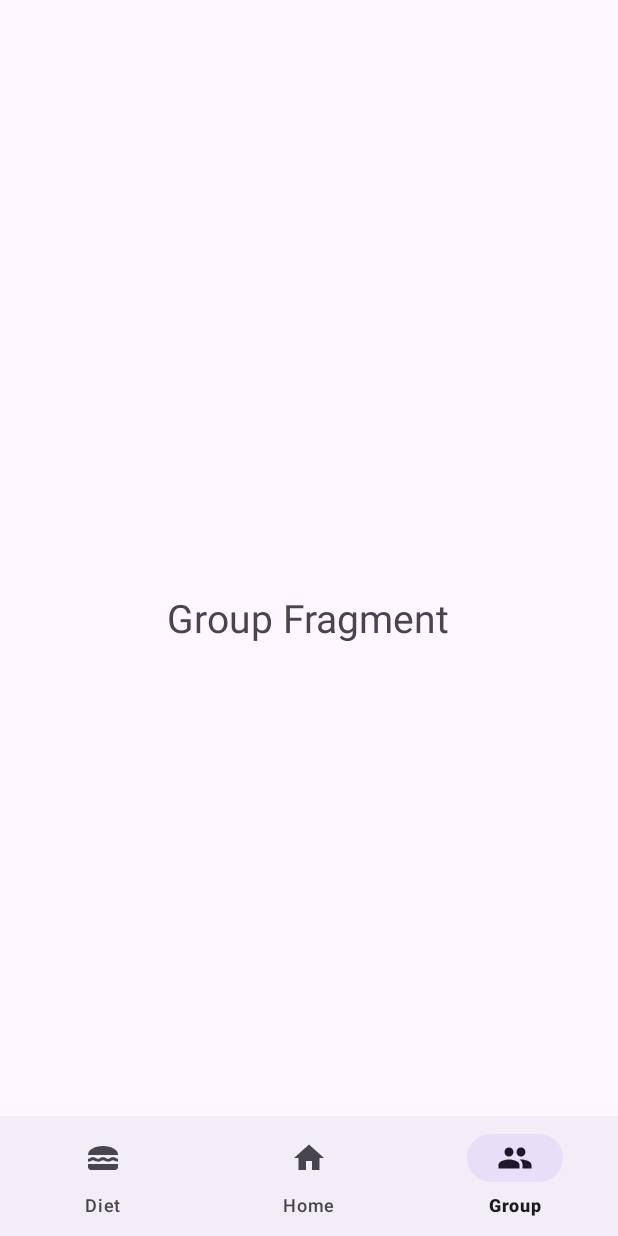
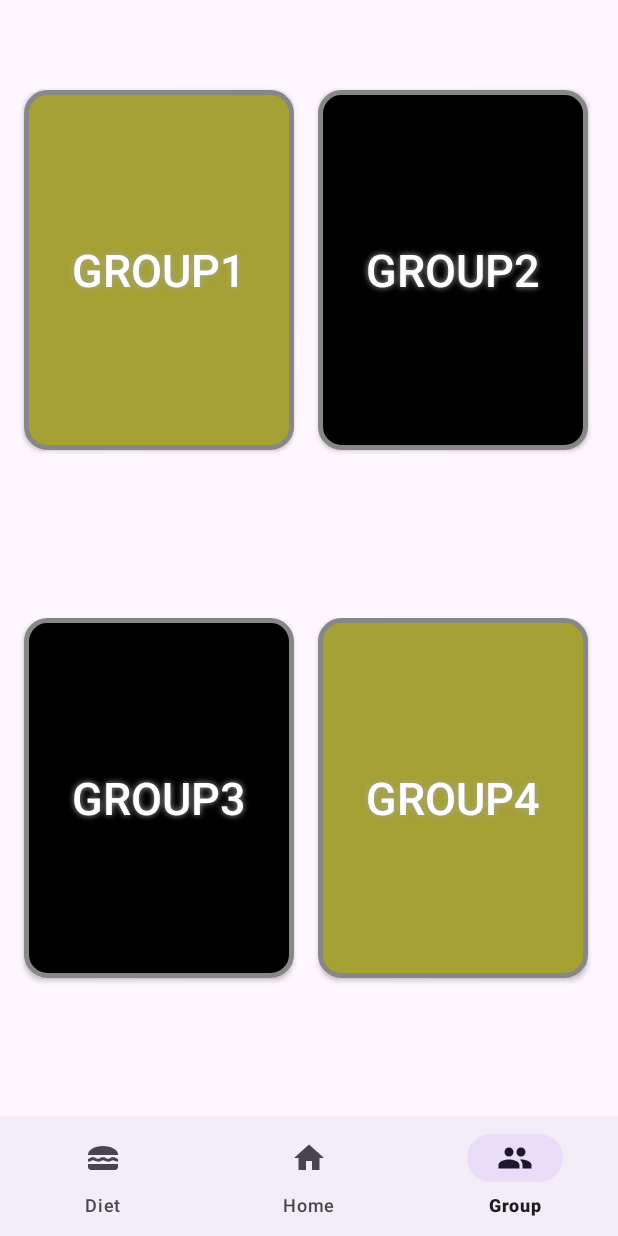
Before and after one commit to GHyueng/healthon, an Android app: the screen it shows after launch (MainActivity), item 3 of the bottom bar chosen, on a phone screen of 412 x 824 dp. Run offline under Robolectric (Android 15) with nearby library versions, the phone set to English and light mode, and no system bars; our stand-ins replace navigation-ui.

Commit message:
취소 ㄱㄱ 첨부터함
취소시켜주셈 걍 새로함

```diff
--- a/app/src/main/java/com/example/project2/Group.kt
+++ b/app/src/main/java/com/example/project2/Group.kt
@@ -5,11 +5,10 @@ import androidx.fragment.app.Fragment
 import android.view.LayoutInflater
 import android.view.View
 import android.view.ViewGroup
-
-// TODO: Rename parameter arguments, choose names that match
-// the fragment initialization parameters, e.g. ARG_ITEM_NUMBER
-private const val ARG_PARAM1 = "param1"
-private const val ARG_PARAM2 = "param2"
+import androidx.fragment.app.FragmentManager
+import androidx.navigation.fragment.findNavController
+import com.example.project2.databinding.FragmentFriendsBinding
+import com.example.project2.databinding.FragmentGroupBinding
 
 /**
  * A simple [Fragment] subclass.
@@ -17,43 +16,22 @@ private const val ARG_PARAM2 = "param2"
  * create an instance of this fragment.
  */
 class Group : Fragment() {
-    // TODO: Rename and change types of parameters
-    private var param1: String? = null
-    private var param2: String? = null
-
-    override fun onCreate(savedInstanceState: Bundle?) {
-        super.onCreate(savedInstanceState)
-        arguments?.let {
-            param1 = it.getString(ARG_PARAM1)
-            param2 = it.getString(ARG_PARAM2)
-        }
-    }
+    var binding: FragmentGroupBinding? = null
 
     override fun onCreateView(
         inflater: LayoutInflater, container: ViewGroup?,
         savedInstanceState: Bundle?
     ): View? {
-        // Inflate the layout for this fragment
-        return inflater.inflate(R.layout.fragment_group, container, false)
+        binding= FragmentGroupBinding.inflate(inflater)
+        return binding?.root
+    }
+    //생성 후 작업은 여기서
+    override fun onViewCreated(view: View, savedInstanceState: Bundle?) {
+        super.onViewCreated(view, savedInstanceState)// 기본
+
+        binding?.groupbtn1?.setOnClickListener{
+            findNavController().navigate(R.id.action_group2_to_friends)
+        }
     }
 
-    companion object {
-        /**
-         * Use this factory method to create a new instance of
-         * this fragment using the provided parameters.
-         *
-         * @param param1 Parameter 1.
-         * @param param2 Parameter 2.
-         * @return A new instance of fragment Group.
-         */
-        // TODO: Rename and change types and number of parameters
-        @JvmStatic
-        fun newInstance(param1: String, param2: String) =
-            Group().apply {
-                arguments = Bundle().apply {
-                    putString(ARG_PARAM1, param1)
-                    putString(ARG_PARAM2, param2)
-                }
-            }
-    }
 }
--- /dev/null
+++ b/app/src/main/res/drawable/grouplist1.xml
@@ -0,0 +1,28 @@
+<?xml version="1.0" encoding="utf-8"?>
+<shape xmlns:android="http://schemas.android.com/apk/res/android" android:shape="rectangle" >
+    <corners
+        android:radius="14dp"
+        />
+    <gradient
+        android:angle="45"
+        android:centerX="35%"
+        android:centerColor="#A5A135"
+        android:startColor="#A5A135"
+        android:endColor="#A5A135"
+        android:type="linear"
+        />
+    <padding
+        android:left="0dp"
+        android:top="0dp"
+        android:right="0dp"
+        android:bottom="0dp"
+        />
+    <size
+        android:width="152dp"
+        android:height="190dp"
+        />
+    <stroke
+        android:width="3dp"
+        android:color="#878787"
+        />
+</shape>
--- /dev/null
+++ b/app/src/main/res/drawable/grouplist2.xml
@@ -0,0 +1,28 @@
+<?xml version="1.0" encoding="utf-8"?>
+<shape xmlns:android="http://schemas.android.com/apk/res/android" android:shape="rectangle" >
+    <corners
+        android:radius="14dp"
+        />
+    <gradient
+        android:angle="45"
+        android:centerX="35%"
+        android:centerColor="#000000"
+        android:startColor="#000000"
+        android:endColor="#000000"
+        android:type="linear"
+        />
+    <padding
+        android:left="0dp"
+        android:top="0dp"
+        android:right="0dp"
+        android:bottom="0dp"
+        />
+    <size
+        android:width="152dp"
+        android:height="190dp"
+        />
+    <stroke
+        android:width="3dp"
+        android:color="#878787"
+        />
+</shape>
--- a/app/src/main/res/layout/activity_main.xml
+++ b/app/src/main/res/layout/activity_main.xml
@@ -26,5 +26,18 @@
         app:layout_constraintEnd_toEndOf="parent"
         app:layout_constraintStart_toStartOf="parent"
         app:menu="@menu/bottom_nav"
-         />
+         >
+
+        <androidx.fragment.app.FragmentContainerView
+            android:id="@+id/fragmentContainerView"
+            android:name="androidx.navigation.fragment.NavHostFragment"
+            android:layout_width="match_parent"
+            android:layout_height="match_parent" />
+
+        <androidx.fragment.app.FragmentContainerView
+            android:id="@+id/fragmentContainerView2"
+            android:name="androidx.navigation.fragment.NavHostFragment"
+            android:layout_width="match_parent"
+            android:layout_height="match_parent" />
+    </com.google.android.material.bottomnavigation.BottomNavigationView>
 </androidx.constraintlayout.widget.ConstraintLayout>
--- a/app/src/main/res/layout/fragment_group.xml
+++ b/app/src/main/res/layout/fragment_group.xml
@@ -1,16 +1,109 @@
 <?xml version="1.0" encoding="utf-8"?>
-<FrameLayout xmlns:android="http://schemas.android.com/apk/res/android"
+<androidx.constraintlayout.widget.ConstraintLayout xmlns:android="http://schemas.android.com/apk/res/android"
+    xmlns:app="http://schemas.android.com/apk/res-auto"
     xmlns:tools="http://schemas.android.com/tools"
     android:layout_width="match_parent"
     android:layout_height="match_parent"
-    tools:context=".Group">
+    android:orientation="vertical"
+    tools:context=".MainActivity">
 
-    <!-- TODO: Update blank fragment layout -->
-    <TextView
-        android:layout_width="wrap_content"
+    <android.widget.Button
+        android:id="@+id/groupbnt4"
+
+        android:layout_width="180dp"
+        android:layout_height="240dp"
+
+        android:layout_marginEnd="20dp"
+        android:layout_marginBottom="172dp"
+        android:background="@drawable/grouplist1"
+        android:shadowColor="#A8A8A8"
+        android:shadowDx="0"
+        android:shadowDy="0"
+        android:shadowRadius="5"
+        android:text="group4"
+        android:textColor="#FFFFFF"
+        android:textSize="30sp"
+        app:layout_constraintBottom_toBottomOf="parent"
+        app:layout_constraintEnd_toEndOf="parent" />
+
+    <android.widget.Button
+        android:id="@+id/groupbtn3"
+
+        android:layout_width="180dp"
+        android:layout_height="240dp"
+
+        android:layout_marginStart="16dp"
+        android:layout_marginBottom="172dp"
+        android:background="@drawable/grouplist2"
+        android:shadowColor="#A8A8A8"
+        android:shadowDx="0"
+        android:shadowDy="0"
+        android:shadowRadius="5"
+        android:text="group3"
+        android:textColor="#FFFFFF"
+        android:textSize="30sp"
+        app:layout_constraintBottom_toBottomOf="parent"
+        app:layout_constraintStart_toStartOf="parent" />
+
+    <android.widget.Button
+        android:id="@+id/groupbtn2"
+
+        android:layout_width="180dp"
+        android:layout_height="240dp"
+
+        android:layout_marginTop="60dp"
+        android:layout_marginEnd="20dp"
+        android:background="@drawable/grouplist2"
+        android:shadowColor="#A8A8A8"
+        android:shadowDx="0"
+        android:shadowDy="0"
+        android:shadowRadius="5"
+        android:text="group2"
+        android:textColor="#FFFFFF"
+        android:textSize="30sp"
+        app:layout_constraintEnd_toEndOf="parent"
+        app:layout_constraintTop_toTopOf="parent" />
+
+    <android.widget.Button
+        android:id="@+id/groupbtn1"
+
+        android:layout_width="180dp"
+        android:layout_height="240dp"
+
+        android:layout_marginStart="16dp"
+        android:layout_marginTop="60dp"
+        android:background="@drawable/grouplist1"
+        android:shadowColor="#A8A8A8"
+        android:shadowDx="0"
+        android:shadowDy="0"
+        android:shadowRadius="5"
+        android:text="group1"
+        android:textColor="#FFFFFF"
+        android:textSize="30sp"
+        app:layout_constraintStart_toStartOf="parent"
+        app:layout_constraintTop_toTopOf="parent" />
+
+    <FrameLayout
+        android:id="@+id/frame_layout"
+        android:layout_width="0dp"
+        android:layout_height="0dp"
+        app:layout_constraintBottom_toBottomOf="@+id/bottomNavigationView"
+        app:layout_constraintEnd_toEndOf="parent"
+        app:layout_constraintStart_toStartOf="parent"
+        app:layout_constraintTop_toTopOf="parent">
+
+
+    </FrameLayout>
+
+    <com.google.android.material.bottomnavigation.BottomNavigationView
+        android:id="@+id/bottomNavigationView"
+        android:layout_width="0dp"
         android:layout_height="wrap_content"
-        android:text="Group Fragment"
-        android:textSize="26dp"
-        android:layout_gravity="center"/>
+        app:layout_constraintBottom_toBottomOf="parent"
+        app:layout_constraintEnd_toEndOf="parent"
+        app:layout_constraintStart_toStartOf="parent"
+        app:menu="@menu/bottom_nav"
+        >
 
-</FrameLayout>
+    </com.google.android.material.bottomnavigation.BottomNavigationView>
+</androidx.constraintlayout.widget.ConstraintLayout>
```
Also changed, not shown: app/src/main/java/com/example/project2/Friends.kt (added, +79 -0 lines), app/src/main/java/com/example/project2/People.kt (added, +10 -0 lines), app/src/main/java/com/example/project2/PeoplesAdapter.kt (added, +34 -0 lines), app/src/main/res/layout/fragment_friends.xml (added, +20 -0 lines), app/src/main/res/layout/list_friends.xml (added, +32 -0 lines), app/src/main/res/navigation/nav_main.xml (added, +26 -0 lines), app/src/main/res/drawable/men.png (added), app/src/main/res/drawable/woman.png (added).
